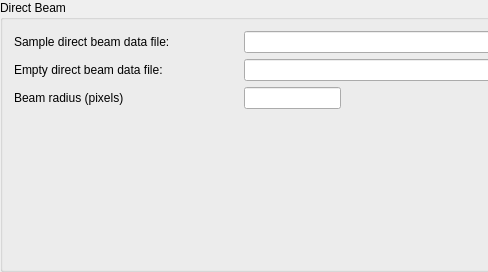
Old version of the form Code/Mantid/scripts/Interface/ui/sans/trans_direct_beam.ui in the repository mantidproject/mantid; both pictures show x 0 to 488 and y 0 to 272 of the 836 by 272 pixel window.
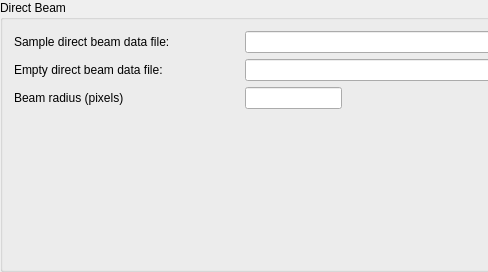
New version of the form.

Patch:
```diff
--- a/Code/Mantid/scripts/Interface/ui/sans/trans_direct_beam.ui
+++ b/Code/Mantid/scripts/Interface/ui/sans/trans_direct_beam.ui
@@ -35,7 +35,7 @@
        </property>
        <property name="minimumSize">
         <size>
-         <width>204</width>
+         <width>205</width>
          <height>0</height>
         </size>
        </property>
```
